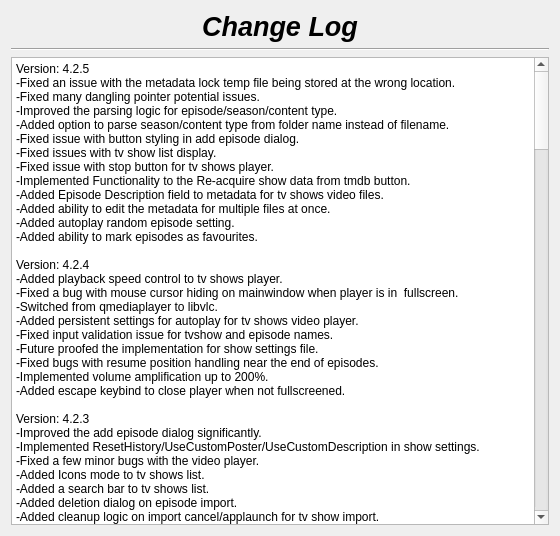
therealMaPMaKeR/MMDiary, file changelog.ui: the form before one commit.
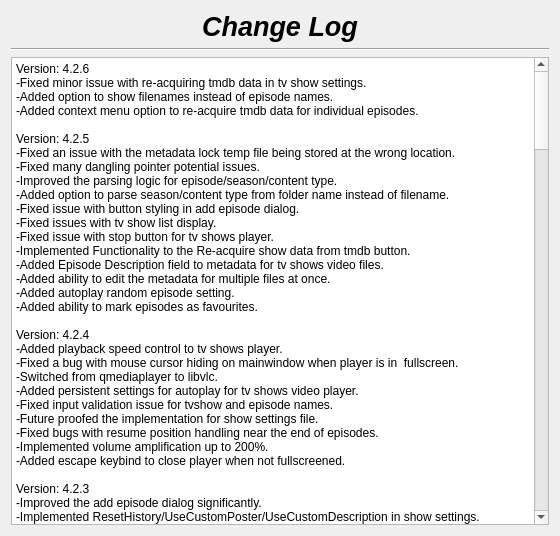
The form after the commit.

Commit message: fixed issue with re-acquire tmdb data for entire show

Patch:
```diff
--- a/changelog.ui
+++ b/changelog.ui
@@ -55,7 +55,8 @@
 li.unchecked::marker { content: &quot;\2610&quot;; }
 li.checked::marker { content: &quot;\2612&quot;; }
 &lt;/style&gt;&lt;/head&gt;&lt;body style=&quot; font-family:'Segoe UI'; font-size:9pt; font-weight:400; font-style:normal;&quot;&gt;
-&lt;p style=&quot; margin-top:0px; margin-bottom:0px; margin-left:0px; margin-right:0px; -qt-block-indent:0; text-indent:0px;&quot;&gt;Version: 4.2.5&lt;br /&gt;-Fixed an issue with the metadata lock temp file being stored at the wrong location.&lt;br /&gt;-Fixed many dangling pointer potential issues.&lt;/p&gt;
+&lt;p style=&quot; margin-top:0px; margin-bottom:0px; margin-left:0px; margin-right:0px; -qt-block-indent:0; text-indent:0px;&quot;&gt;Version: 4.2.6&lt;br /&gt;-Fixed minor issue with re-acquiring tmdb data in tv show settings.&lt;/p&gt;
+&lt;p style=&quot; margin-top:0px; margin-bottom:0px; margin-left:0px; margin-right:0px; -qt-block-indent:0; text-indent:0px;&quot;&gt;-Added option to show filenames instead of episode names.&lt;br /&gt;-Added context menu option to re-acquire tmdb data for individual episodes.&lt;br /&gt;&lt;br /&gt;Version: 4.2.5&lt;br /&gt;-Fixed an issue with the metadata lock temp file being stored at the wrong location.&lt;br /&gt;-Fixed many dangling pointer potential issues.&lt;/p&gt;
 &lt;p style=&quot; margin-top:0px; margin-bottom:0px; margin-left:0px; margin-right:0px; -qt-block-indent:0; text-indent:0px;&quot;&gt;-Improved the parsing logic for episode/season/content type.&lt;br /&gt;-Added option to parse season/content type from folder name instead of filename.&lt;br /&gt;-Fixed issue with button styling in add episode dialog.&lt;/p&gt;
 &lt;p style=&quot; margin-top:0px; margin-bottom:0px; margin-left:0px; margin-right:0px; -qt-block-indent:0; text-indent:0px;&quot;&gt;-Fixed issues with tv show list display.&lt;/p&gt;
 &lt;p style=&quot; margin-top:0px; margin-bottom:0px; margin-left:0px; margin-right:0px; -qt-block-indent:0; text-indent:0px;&quot;&gt;-Fixed issue with stop button for tv shows player.&lt;br /&gt;-Implemented Functionality to the Re-acquire show data from tmdb button.&lt;br /&gt;-Added Episode Description field to metadata for tv shows video files.&lt;br /&gt;-Added ability to edit the metadata for multiple files at once.&lt;br /&gt;-Added autoplay random episode setting.&lt;br /&gt;-Added ability to mark episodes as favourites.&lt;br /&gt;&lt;br /&gt;Version: 4.2.4&lt;br /&gt;-Added playback speed control to tv shows player.&lt;br /&gt;-Fixed a bug with mouse cursor hiding on mainwindow when player is in  fullscreen.&lt;/p&gt;
```
The commit also changes 3 other files.
